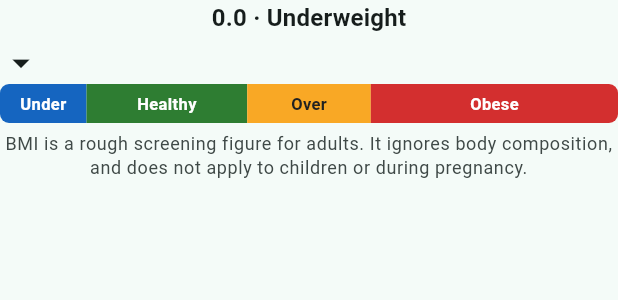
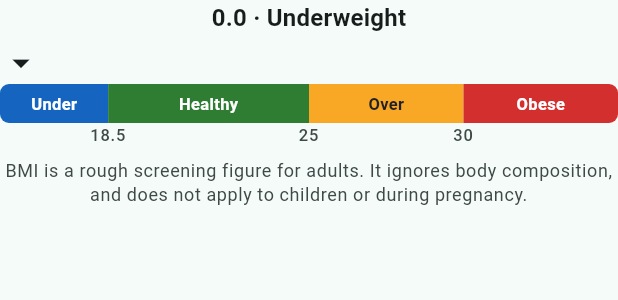
Before and after one commit to igorbasko01/food-locker, a Flutter app: the BmiScale widget shown alone on an empty page, opened directly with empty values, on a phone screen of 412 x 824 dp. Shown: the top 300 px of the screen. Run offline on Flutter 3.47's test engine with Material 3 defaults, Android fonts, the phone set to English and light mode, and no system bars; our stand-ins replace clock, csv, drift, drift_flutter, file_picker, fl_chart and 6 more; accounts and stored records are empty; generated files the repository leaves out were written again; statements that could not run were skipped.

Commit message:
feat: widen the healthy band and print the BMI cut-offs
The bar ran to 40, which spent two fifths of its width on the obese band
— the stretch where the exact figure changes nothing — and left the
healthy band a quarter. Cutting the drawn domain to 35 makes healthy the
widest of the four (17.5 / 32.5 / 25 / 25) without bending the scale:
equal widths still mean equal BMI points.

The seams also said nothing about where they fell, so 18.5, 25 and 30 now
sit under them, read off the bands themselves. Printed rather than held
behind a tooltip: there are three of them, they never change, and a
tooltip has to be discovered first.

Co-Authored-By: Claude Opus 5 <noreply@anthropic.com>
Claude-Session: https://claude.ai/code/session_01UyWFBgfqC64CgLtho36R5g

```diff
--- a/lib/ui/widgets/bmi_scale.dart
+++ b/lib/ui/widgets/bmi_scale.dart
@@ -13,11 +13,19 @@ class BmiScale extends StatelessWidget {
   /// to zero, so both are cut off here — otherwise the bar has no right edge
   /// and the healthy band is a sliver. A BMI outside it pins the marker to the
   /// end while the caption still reads the true value.
+  ///
+  /// The top end is cut close: past the mid-thirties the reading is bad by any
+  /// measure, and every point given back there widens the healthy band, where a
+  /// reader actually wants to see where they sit. The bar stays linear, so
+  /// equal widths mean equal BMI points across all four bands.
   static const double domainFrom = 15.0;
-  static const double domainTo = 40.0;
+  static const double domainTo = 35.0;
 
   static const double _barHeight = 26.0;
   static const double _markerSize = 28.0;
+
+  /// The box each boundary figure is centred in, wide enough for `18.5`.
+  static const double _tickWidth = 36.0;
 
   static const Key barKey = Key('bmi-scale-bar');
 
@@ -60,7 +68,11 @@ class BmiScale extends StatelessWidget {
               child: Stack(
                 children: [
                   Positioned(
-                    left: _markerLeft(constraints.maxWidth),
+                    left: _centredAt(
+                      markerFraction(bmi),
+                      constraints.maxWidth,
+                      _markerSize,
+                    ),
                     child: Icon(
                       Icons.arrow_drop_down,
                       size: _markerSize,
@@ -76,6 +88,7 @@ class BmiScale extends StatelessWidget {
             borderRadius: BorderRadius.circular(6),
             child: Row(children: BmiBand.all.map(_segment).toList()),
           ),
+          _boundaries(theme),
           const SizedBox(height: 6),
           Text(
             'BMI is a rough screening figure for adults. It ignores body '
@@ -90,15 +103,54 @@ class BmiScale extends StatelessWidget {
     );
   }
 
-  /// Where the marker's left edge goes on a bar [width] wide, so its tip lands
-  /// on the value. Aligning the glyph's box instead would sweep its centre over
-  /// `[14, width - 14]` and drift the tip up to half a marker off its band.
-  double _markerLeft(double width) {
-    final centred = markerFraction(bmi) * width - _markerSize / 2;
-    final furthest = width - _markerSize;
-    if (centred < 0) return 0.0;
-    return centred > furthest ? furthest : centred;
+  /// The left edge of a box [itemWidth] wide centred on [fraction] of a bar
+  /// [width] wide, kept inside the bar at both ends. Aligning the box itself
+  /// would sweep its centre over `[itemWidth / 2, width - itemWidth / 2]` and
+  /// drift what it points at by up to half its width.
+  static double _centredAt(double fraction, double width, double itemWidth) {
+    final left = fraction * width - itemWidth / 2;
+    final furthest = width - itemWidth;
+    if (left < 0) return 0.0;
+    return left > furthest ? furthest : left;
   }
+
+  /// The cut-off under each seam in the bar, read off the bands themselves so
+  /// the figures cannot drift out of step with the segments above them.
+  Widget _boundaries(ThemeData theme) {
+    final style = theme.textTheme.labelSmall?.copyWith(
+      color: theme.colorScheme.onSurfaceVariant,
+    );
+
+    return LayoutBuilder(
+      builder: (context, constraints) => SizedBox(
+        height: 18,
+        child: Stack(
+          children: [
+            for (final band in BmiBand.all.skip(1))
+              Positioned(
+                left: _centredAt(
+                  markerFraction(band.from),
+                  constraints.maxWidth,
+                  _tickWidth,
+                ),
+                child: SizedBox(
+                  width: _tickWidth,
+                  child: Text(
+                    _boundaryLabel(band.from),
+                    textAlign: TextAlign.center,
+                    style: style,
+                  ),
+                ),
+              ),
+          ],
+        ),
+      ),
+    );
+  }
+
+  static String _boundaryLabel(double value) => value == value.roundToDouble()
+      ? value.toStringAsFixed(0)
+      : value.toStringAsFixed(1);
 
   Widget _segment(BmiBand band) {
     final style = BmiBandStyle.of(band.category);
```
Also changed, not shown: 1 other file.
